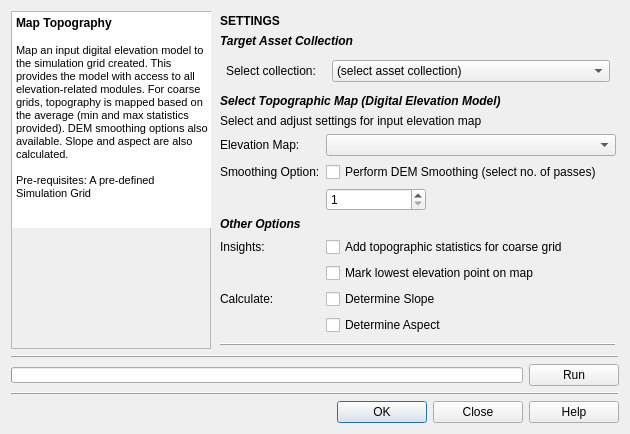
Before: the Qt Designer form gui/mods_master_guis/mod_topography.ui in petermbach/urbanbeats-pss, drawn with Qt 5.
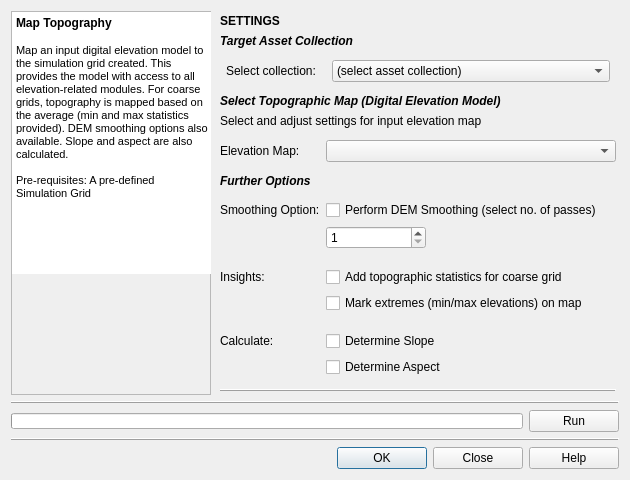
After: the same form once the commit is applied. Icons and pictures are not drawn.

Commit message: Set up the mod_topography module to link with UrbanBEATS' asset collection, module is ready for implementation. Will map elevation to simulation grids.

The edit to the form file:
```diff
--- a/gui/mods_master_guis/mod_topography.ui
+++ b/gui/mods_master_guis/mod_topography.ui
@@ -7,7 +7,7 @@
     <x>0</x>
     <y>0</y>
     <width>630</width>
-    <height>434</height>
+    <height>460</height>
    </rect>
   </property>
   <property name="windowTitle">
@@ -414,15 +414,65 @@
           <number>0</number>
          </property>
          <property name="topMargin">
-          <number>0</number>
+          <number>6</number>
          </property>
          <property name="rightMargin">
           <number>0</number>
          </property>
          <property name="bottomMargin">
+          <number>6</number>
+         </property>
+         <item row="0" column="1" colspan="2">
+          <widget class="QComboBox" name="elev_combo"/>
+         </item>
+         <item row="0" column="0">
+          <widget class="QLabel" name="elevmap_lbl">
+           <property name="minimumSize">
+            <size>
+             <width>100</width>
+             <height>0</height>
+            </size>
+           </property>
+           <property name="maximumSize">
+            <size>
+             <width>100</width>
+             <height>16777215</height>
+            </size>
+           </property>
+           <property name="whatsThis">
+            <string>Width of the square cell in the city grid in metres</string>
+           </property>
+           <property name="text">
+            <string>Elevation Map:</string>
+           </property>
+          </widget>
+         </item>
+        </layout>
+       </widget>
+      </item>
+      <item>
+       <widget class="QLabel" name="furtheroptions_title">
+        <property name="text">
+         <string>&lt;html&gt;&lt;head/&gt;&lt;body&gt;&lt;p&gt;&lt;span style=&quot; font-weight:600; font-style:italic;&quot;&gt;Further Options&lt;/span&gt;&lt;/p&gt;&lt;/body&gt;&lt;/html&gt;</string>
+        </property>
+       </widget>
+      </item>
+      <item>
+       <widget class="QWidget" name="smoothing_widget" native="true">
+        <layout class="QGridLayout" name="gridLayout_2">
+         <property name="leftMargin">
           <number>0</number>
          </property>
-         <item row="2" column="2">
+         <property name="topMargin">
+          <number>6</number>
+         </property>
+         <property name="rightMargin">
+          <number>0</number>
+         </property>
+         <property name="bottomMargin">
+          <number>6</number>
+         </property>
+         <item row="1" column="2">
           <spacer name="horizontalSpacer_2">
            <property name="orientation">
             <enum>Qt::Horizontal</enum>
@@ -436,53 +486,27 @@
           </spacer>
          </item>
          <item row="0" column="1" colspan="2">
-          <widget class="QComboBox" name="elev_combo"/>
-         </item>
-         <item row="1" column="0">
-          <widget class="QLabel" name="gridname_lbl_6">
-           <property name="minimumSize">
-            <size>
-             <width>100</width>
-             <height>0</height>
-            </size>
+          <widget class="QCheckBox" name="demsmooth_check">
+           <property name="toolTip">
+            <string>&lt;!DOCTYPE HTML PUBLIC &quot;-//W3C//DTD HTML 4.0//EN&quot; &quot;http://www.w3.org/TR/REC-html40/strict.dtd&quot;&gt;
+&lt;html&gt;&lt;head&gt;&lt;meta name=&quot;qrichtext&quot; content=&quot;1&quot; /&gt;&lt;style type=&quot;text/css&quot;&gt;
+p, li { white-space: pre-wrap; }
+&lt;/style&gt;&lt;/head&gt;&lt;body style=&quot; font-family:'MS Shell Dlg 2'; font-size:8.25pt; font-weight:400; font-style:normal;&quot;&gt;
+&lt;p style=&quot; margin-top:0px; margin-bottom:0px; margin-left:0px; margin-right:0px; -qt-block-indent:0; text-indent:0px;&quot;&gt;&lt;span style=&quot; font-size:8pt;&quot;&gt;Check if you want to avoid localised ponds forming in the region. If this is of particular interest because the DEM's accuracy has been assured and the purpose of the simulation is to assess these problem spots, then leave this box unchecked.&lt;/span&gt;&lt;/p&gt;
+&lt;p style=&quot;-qt-paragraph-type:empty; margin-top:0px; margin-bottom:0px; margin-left:0px; margin-right:0px; -qt-block-indent:0; text-indent:0px; font-size:8pt;&quot;&gt;&lt;/p&gt;
+&lt;p style=&quot; margin-top:0px; margin-bottom:0px; margin-left:0px; margin-right:0px; -qt-block-indent:0; text-indent:0px;&quot;&gt;&lt;span style=&quot; font-size:8pt;&quot;&gt;Correction proceeds as follows:&lt;/span&gt;&lt;/p&gt;
+&lt;p style=&quot; margin-top:0px; margin-bottom:0px; margin-left:0px; margin-right:0px; -qt-block-indent:0; text-indent:0px;&quot;&gt;&lt;span style=&quot; font-size:8pt;&quot;&gt;- If cell cannot transfer water downhill, but there is an adjacent cell with identical elevation within tolerance limit, it will transfer the water into this.&lt;/span&gt;&lt;/p&gt;
+&lt;p style=&quot; margin-top:0px; margin-bottom:0px; margin-left:0px; margin-right:0px; -qt-block-indent:0; text-indent:0px;&quot;&gt;&lt;span style=&quot; font-size:8pt;&quot;&gt;- If tolerance limit is not met, cell's water is routed directly to catchment outlet.&lt;/span&gt;&lt;/p&gt;&lt;/body&gt;&lt;/html&gt;</string>
            </property>
-           <property name="maximumSize">
-            <size>
-             <width>100</width>
-             <height>16777215</height>
-            </size>
-           </property>
            <property name="whatsThis">
             <string>Width of the square cell in the city grid in metres</string>
            </property>
            <property name="text">
-            <string>Smoothing Option:</string>
+            <string>Perform DEM Smoothing (select no. of passes)</string>
            </property>
           </widget>
          </item>
-         <item row="0" column="0">
-          <widget class="QLabel" name="gridname_lbl_4">
-           <property name="minimumSize">
-            <size>
-             <width>100</width>
-             <height>0</height>
-            </size>
-           </property>
-           <property name="maximumSize">
-            <size>
-             <width>100</width>
-             <height>16777215</height>
-            </size>
-           </property>
-           <property name="whatsThis">
-            <string>Width of the square cell in the city grid in metres</string>
-           </property>
-           <property name="text">
-            <string>Elevation Map:</string>
-           </property>
-          </widget>
-         </item>
-         <item row="2" column="1">
+         <item row="1" column="1">
           <widget class="QSpinBox" name="demsmooth_spin">
            <property name="minimumSize">
             <size>
@@ -501,18 +525,19 @@
            </property>
           </widget>
          </item>
-         <item row="1" column="1" colspan="2">
-          <widget class="QCheckBox" name="demsmooth_check">
-           <property name="toolTip">
-            <string>&lt;!DOCTYPE HTML PUBLIC &quot;-//W3C//DTD HTML 4.0//EN&quot; &quot;http://www.w3.org/TR/REC-html40/strict.dtd&quot;&gt;
-&lt;html&gt;&lt;head&gt;&lt;meta name=&quot;qrichtext&quot; content=&quot;1&quot; /&gt;&lt;style type=&quot;text/css&quot;&gt;
-p, li { white-space: pre-wrap; }
-&lt;/style&gt;&lt;/head&gt;&lt;body style=&quot; font-family:'MS Shell Dlg 2'; font-size:8.25pt; font-weight:400; font-style:normal;&quot;&gt;
-&lt;p style=&quot; margin-top:0px; margin-bottom:0px; margin-left:0px; margin-right:0px; -qt-block-indent:0; text-indent:0px;&quot;&gt;&lt;span style=&quot; font-size:8pt;&quot;&gt;Check if you want to avoid localised ponds forming in the region. If this is of particular interest because the DEM's accuracy has been assured and the purpose of the simulation is to assess these problem spots, then leave this box unchecked.&lt;/span&gt;&lt;/p&gt;
-&lt;p style=&quot;-qt-paragraph-type:empty; margin-top:0px; margin-bottom:0px; margin-left:0px; margin-right:0px; -qt-block-indent:0; text-indent:0px; font-size:8pt;&quot;&gt;&lt;/p&gt;
-&lt;p style=&quot; margin-top:0px; margin-bottom:0px; margin-left:0px; margin-right:0px; -qt-block-indent:0; text-indent:0px;&quot;&gt;&lt;span style=&quot; font-size:8pt;&quot;&gt;Correction proceeds as follows:&lt;/span&gt;&lt;/p&gt;
-&lt;p style=&quot; margin-top:0px; margin-bottom:0px; margin-left:0px; margin-right:0px; -qt-block-indent:0; text-indent:0px;&quot;&gt;&lt;span style=&quot; font-size:8pt;&quot;&gt;- If cell cannot transfer water downhill, but there is an adjacent cell with identical elevation within tolerance limit, it will transfer the water into this.&lt;/span&gt;&lt;/p&gt;
-&lt;p style=&quot; margin-top:0px; margin-bottom:0px; margin-left:0px; margin-right:0px; -qt-block-indent:0; text-indent:0px;&quot;&gt;&lt;span style=&quot; font-size:8pt;&quot;&gt;- If tolerance limit is not met, cell's water is routed directly to catchment outlet.&lt;/span&gt;&lt;/p&gt;&lt;/body&gt;&lt;/html&gt;</string>
+         <item row="0" column="0">
+          <widget class="QLabel" name="smoothing_lbl">
+           <property name="minimumSize">
+            <size>
+             <width>100</width>
+             <height>0</height>
+            </size>
+           </property>
+           <property name="maximumSize">
+            <size>
+             <width>100</width>
+             <height>16777215</height>
+            </size>
            </property>
            <property name="whatsThis">
             <string>&lt;!DOCTYPE HTML PUBLIC &quot;-//W3C//DTD HTML 4.0//EN&quot; &quot;http://www.w3.org/TR/REC-html40/strict.dtd&quot;&gt;
@@ -522,20 +547,13 @@
 &lt;p style=&quot; margin-top:0px; margin-bottom:0px; margin-left:0px; margin-right:0px; -qt-block-indent:0; text-indent:0px;&quot;&gt;&lt;span style=&quot; font-size:8pt;&quot;&gt;Applies a weighted average smoothing filter over the DEM layer. &lt;/span&gt;&lt;/p&gt;&lt;/body&gt;&lt;/html&gt;</string>
            </property>
            <property name="text">
-            <string>Perform DEM Smoothing (select no. of passes)</string>
+            <string>Smoothing Option:</string>
            </property>
           </widget>
          </item>
         </layout>
        </widget>
       </item>
-      <item>
-       <widget class="QLabel" name="grid_props_2">
-        <property name="text">
-         <string>&lt;html&gt;&lt;head/&gt;&lt;body&gt;&lt;p&gt;&lt;span style=&quot; font-weight:600; font-style:italic;&quot;&gt;Other Options&lt;/span&gt;&lt;/p&gt;&lt;/body&gt;&lt;/html&gt;</string>
-        </property>
-       </widget>
-      </item>
       <item>
        <widget class="QWidget" name="gridname_box_3" native="true">
         <layout class="QGridLayout" name="gridLayout_10">
@@ -543,13 +561,13 @@
           <number>0</number>
          </property>
          <property name="topMargin">
-          <number>0</number>
+          <number>6</number>
          </property>
          <property name="rightMargin">
           <number>0</number>
          </property>
          <property name="bottomMargin">
-          <number>0</number>
+          <number>6</number>
          </property>
          <item row="0" column="0">
           <widget class="QLabel" name="gridname_lbl_11">
@@ -594,7 +612,7 @@
 &lt;p style=&quot; margin-top:0px; margin-bottom:0px; margin-left:0px; margin-right:0px; -qt-block-indent:0; text-indent:0px;&quot;&gt;&lt;span style=&quot; font-size:8pt;&quot;&gt;Applies a weighted average smoothing filter over the DEM layer. &lt;/span&gt;&lt;/p&gt;&lt;/body&gt;&lt;/html&gt;</string>
            </property>
            <property name="text">
-            <string>Mark lowest elevation point on map</string>
+            <string>Mark extremes (min/max elevations) on map</string>
            </property>
           </widget>
          </item>
@@ -633,13 +651,13 @@
           <number>0</number>
          </property>
          <property name="topMargin">
-          <number>0</number>
+          <number>6</number>
          </property>
          <property name="rightMargin">
           <number>0</number>
          </property>
          <property name="bottomMargin">
-          <number>0</number>
+          <number>6</number>
          </property>
          <item row="0" column="0">
           <widget class="QLabel" name="gridname_lbl_12">
```
Left out of the diff: 105 changed lines with no effect on the pictures. The commit also changes 3 other files.
